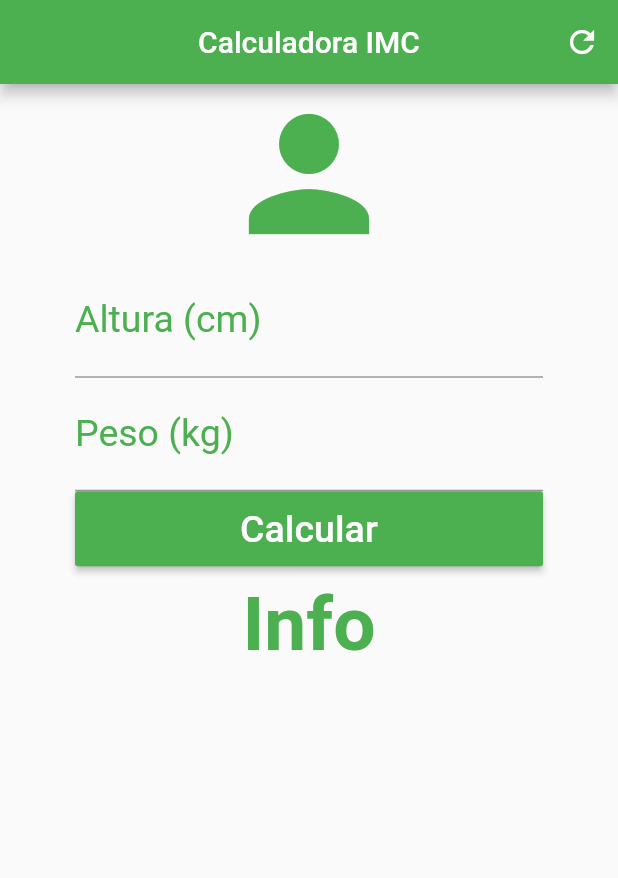
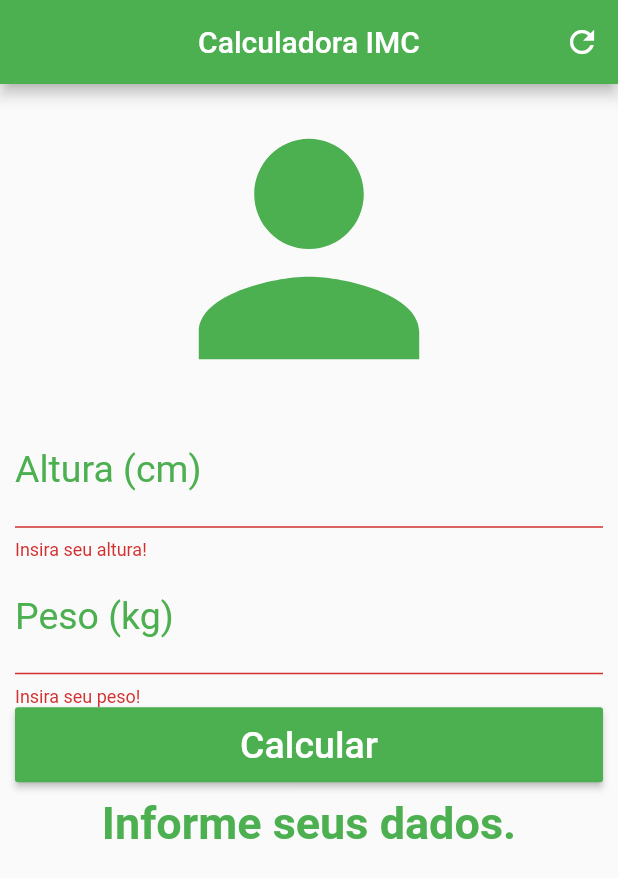
Before and after one commit to TheMatias/Curso-Flutter, a Flutter app: the screen it shows after launch, after a tap on "Calcular", on a phone screen of 412 x 824 dp. Shown: the top 878 px of the screen. Run offline on Flutter 3.47's test engine with Material 2 defaults, Android fonts, the phone set to English and light mode, and no system bars.

Commit message:
finalizado app que exibe imc

```diff
--- a/calcula_imc/lib/main.dart
+++ b/calcula_imc/lib/main.dart
@@ -12,6 +12,51 @@ class Home extends StatefulWidget {
 }
 
 class _HomeState extends State<Home> {
+  String _mensagem = "Informe seus dados.";
+  TextEditingController fieldPeso = new TextEditingController();
+  TextEditingController fieldAltura = TextEditingController();
+
+  GlobalKey<FormState> _formKey = GlobalKey<FormState>();
+
+  void _resetFields() {
+    this.fieldPeso.text = "";
+    this.fieldAltura.text = "";
+    setState(() {
+      this._mensagem = "Informe seus dados.";
+      this._formKey = GlobalKey<FormState>();
+    });
+  }
+
+  void _calcularImc() {
+    double altura = (double.parse(this.fieldAltura.text) / 100);
+    double peso = double.parse(this.fieldPeso.text);
+
+    double imc = (peso / (altura * altura));
+    // print(double.parse(altura));
+    // debugPrint('text');
+    setState(() {
+      if (imc < 18.5) {
+        this._mensagem =
+            "IMC: ${imc.toStringAsFixed(2)}, Classificação: MAGREZA";
+      } else if (imc >= 18.5 && imc <= 24.9) {
+        this._mensagem =
+            "IMC: ${imc.toStringAsFixed(2)}, Classificação: SAUDÀVEL";
+      } else if (imc >= 25 && imc <= 29.9) {
+        this._mensagem =
+            "IMC: ${imc.toStringAsFixed(2)}, Classificação: SOBREPESO";
+      } else if (imc >= 30 && imc <= 34.9) {
+        this._mensagem =
+            "IMC: ${imc.toStringAsFixed(2)}, Classificação: OBESIDADE GRAU I";
+      } else if (imc >= 35 && imc <= 39.9) {
+        this._mensagem =
+            "IMC: ${imc.toStringAsFixed(2)}, Classificação: OBESIDADE GRAU II";
+      } else if (imc > 40) {
+        this._mensagem =
+            "IMC: ${imc.toStringAsFixed(2)}, Classificação: OBESIDADE GRAU III";
+      }
+    });
+  }
+
   @override
   Widget build(BuildContext context) {
     return Scaffold(
@@ -22,49 +67,69 @@ class _HomeState extends State<Home> {
           actions: <Widget>[
             IconButton(
               icon: Icon(Icons.refresh),
-            onPressed: () {},
+              onPressed: _resetFields,
             )
           ],
         ),
         body: SingleChildScrollView(
             // padding: EdgeInsets.all(10),
-        padding: EdgeInsets.fromLTRB(50, 0,50,10),
+            padding: EdgeInsets.fromLTRB(10, 0, 10, 0),
+            child: Form(
+              key: _formKey,
               child: Column(
                 crossAxisAlignment: CrossAxisAlignment.stretch,
                 children: <Widget>[
-          Icon(Icons.person, size: 120, color: Colors.green),
-          TextField(
-              keyboardType: TextInputType.numberWithOptions(decimal: true),
+                  Icon(Icons.person, size: 220, color: Colors.green),
+                  TextFormField(
+                      validator: (value) {
+                        if (value.isEmpty) {
+                          return "Insira seu altura!";
+                        }
+                      },
+                      keyboardType: TextInputType.number,
                       decoration: InputDecoration(
                           labelText: 'Altura (cm)',
                           labelStyle: TextStyle(color: Colors.green)),
                       textAlign: TextAlign.left,
-              style: TextStyle(color: Colors.green, fontSize: 25)),
-          TextField(
-              keyboardType: TextInputType.numberWithOptions(decimal: true),
+                      style: TextStyle(color: Colors.green, fontSize: 25),
+                      controller: this.fieldAltura),
+                  TextFormField(
+                      validator: (value) {
+                        if (value.isEmpty) {
+                          return "Insira seu peso!";
+                        }
+                      },
+                      keyboardType: TextInputType.number,
                       decoration: InputDecoration(
                           labelText: 'Peso (kg)',
                           labelStyle: TextStyle(color: Colors.green)),
                       textAlign: TextAlign.left,
-              style: TextStyle(color: Colors.green, fontSize: 25)),
+                      style: TextStyle(color: Colors.green, fontSize: 25),
+                      controller: this.fieldPeso),
                   Container(
                     height: 50,
                     child: RaisedButton(
-              onPressed: () {},
+                      onPressed: (){
+                        if(_formKey.currentState.validate()){
+                          _calcularImc();
+                        }
+                      },
                       child: Text('Calcular',
                           style: TextStyle(color: Colors.white, fontSize: 25)),
                       color: Colors.green,
                     ),
                   ),
-          Padding(padding: EdgeInsets.fromLTRB(0,10,0,0)),
+                  Padding(padding: EdgeInsets.fromLTRB(0, 10, 0, 0)),
                   Text(
-            'Info',
+                    '$_mensagem',
                     textAlign: TextAlign.center,
-            style: TextStyle(color: Colors.green, fontSize: 50,fontWeight: FontWeight.bold),
+                    style: TextStyle(
+                        color: Colors.green,
+                        fontSize: 30,
+                        fontWeight: FontWeight.bold),
                   )
                 ],
               ),
-      )
-    );
+            )));
   }
 }
```
Lines whose indentation alone changed are shown as unchanged.
